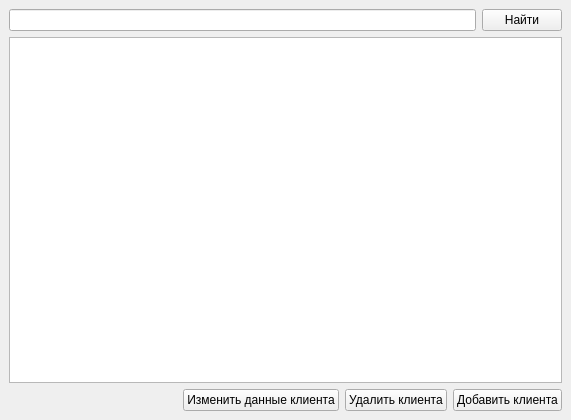
Above: ui/clients.ui from Git-I985/ap before the change. Below: the same form after it.
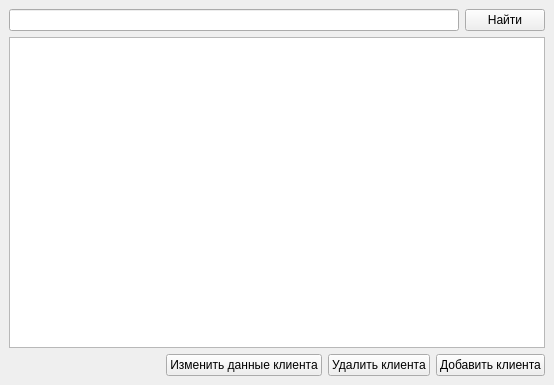
That is the form after the change.

```diff
--- a/ui/clients.ui
+++ b/ui/clients.ui
@@ -6,8 +6,8 @@
    <rect>
     <x>0</x>
     <y>0</y>
-    <width>571</width>
-    <height>420</height>
+    <width>554</width>
+    <height>385</height>
    </rect>
   </property>
   <property name="windowTitle">
```
Left out of the diff: 2 changed lines with no effect on the pictures.
